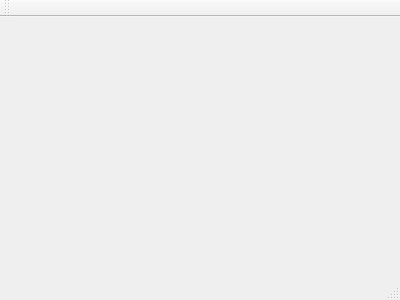
First picture: the form in mainwindow.ui, repository quetz05/Raytraicing, before the edit.
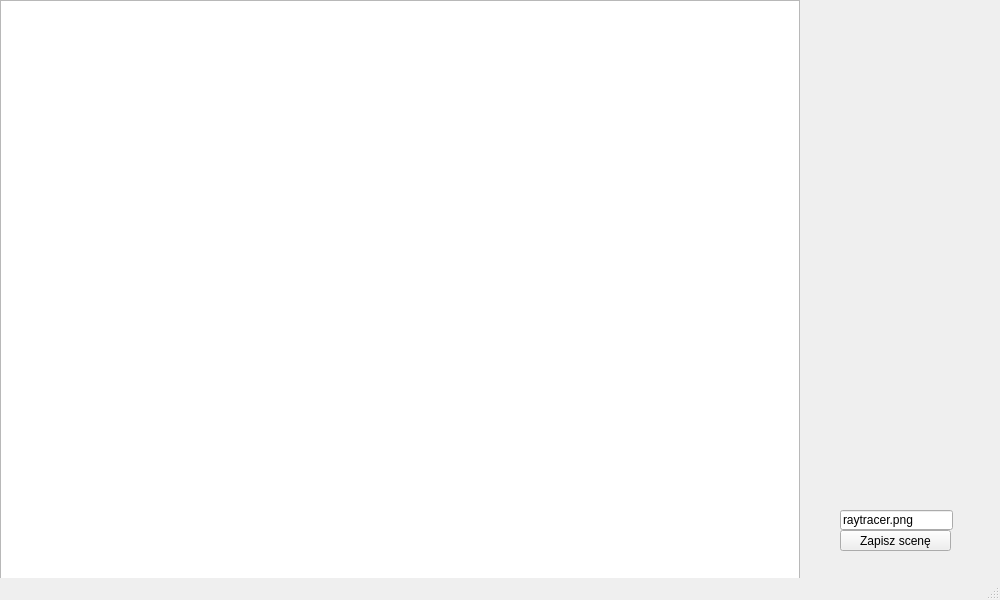
Second picture: the form after the edit.

Commit message:
Początek GUI
Powoli robię interfejsik :)

```diff
--- a/mainwindow.ui
+++ b/mainwindow.ui
@@ -1,24 +1,58 @@
 <ui version="4.0">
  <class>MainWindow</class>
- <widget class="QMainWindow" name="MainWindow" >
-  <property name="geometry" >
+ <widget class="QMainWindow" name="MainWindow">
+  <property name="geometry">
    <rect>
     <x>0</x>
     <y>0</y>
-    <width>400</width>
-    <height>300</height>
+    <width>1000</width>
+    <height>600</height>
    </rect>
   </property>
   <property name="windowTitle" >
    <string>MainWindow</string>
   </property>
-  <widget class="QMenuBar" name="menuBar" />
-  <widget class="QToolBar" name="mainToolBar" />
-  <widget class="QWidget" name="centralWidget" />
-  <widget class="QStatusBar" name="statusBar" />
+  <widget class="QWidget" name="centralWidget">
+   <widget class="QGraphicsView" name="graph1">
+    <property name="geometry">
+     <rect>
+      <x>0</x>
+      <y>0</y>
+      <width>800</width>
+      <height>600</height>
+     </rect>
+    </property>
+   </widget>
+   <widget class="QLineEdit" name="save_text">
+    <property name="geometry">
+     <rect>
+      <x>840</x>
+      <y>510</y>
+      <width>113</width>
+      <height>20</height>
+     </rect>
+    </property>
+    <property name="text">
+     <string>raytracer.png</string>
+    </property>
+   </widget>
+   <widget class="QPushButton" name="save_butt">
+    <property name="geometry">
+     <rect>
+      <x>840</x>
+      <y>530</y>
+      <width>111</width>
+      <height>21</height>
+     </rect>
+    </property>
+    <property name="text">
+     <string>Zapisz scenę</string>
+    </property>
+   </widget>
+  </widget>
+  <widget class="QStatusBar" name="statusBar"/>
  </widget>
- <layoutDefault spacing="6" margin="11" />
- <pixmapfunction></pixmapfunction>
+ <layoutdefault spacing="6" margin="11"/>
  <resources/>
  <connections/>
 </ui>
```
Left out of the diff: 3 changed lines with no effect on the pictures. The commit also changes 3 other files.
